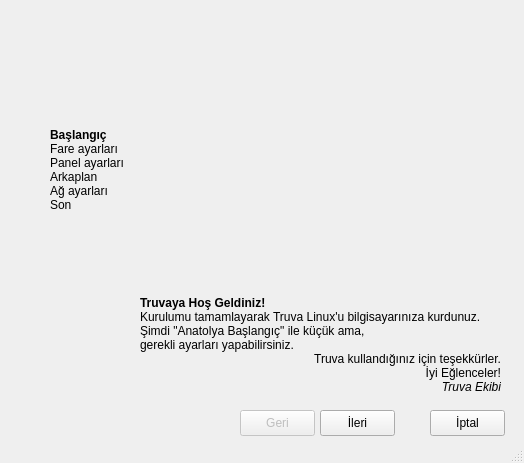
Qt form projeler/anatolya-bey/src/screens/ui/mainWindow.ui (atlantistruva/truvalinux) before a commit.
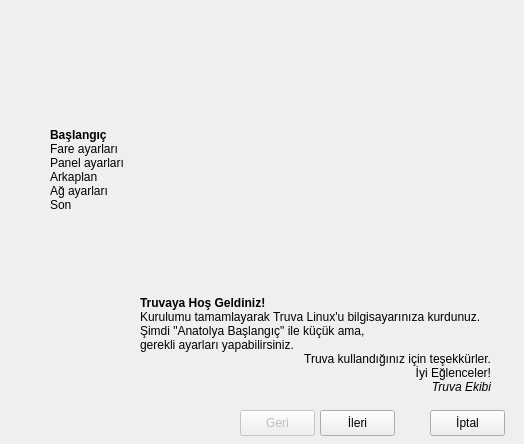
The same form after that commit. Icons and pictures are not drawn.

The edit to the form file:
```diff
--- a/projeler/anatolya-bey/src/screens/ui/mainWindow.ui
+++ b/projeler/anatolya-bey/src/screens/ui/mainWindow.ui
@@ -9,7 +9,7 @@
     <x>0</x>
     <y>0</y>
     <width>524</width>
-    <height>463</height>
+    <height>444</height>
    </rect>
   </property>
   <property name="sizePolicy" >
@@ -21,13 +21,13 @@
   <property name="minimumSize" >
    <size>
     <width>524</width>
-    <height>463</height>
+    <height>444</height>
    </size>
   </property>
   <property name="maximumSize" >
    <size>
     <width>524</width>
-    <height>463</height>
+    <height>444</height>
    </size>
   </property>
   <property name="focusPolicy" >
@@ -45,7 +45,7 @@
      <x>0</x>
      <y>0</y>
      <width>524</width>
-     <height>442</height>
+     <height>444</height>
     </rect>
    </property>
    <widget class="QLabel" name="logoLabel" >
@@ -69,7 +69,7 @@
      <rect>
       <x>140</x>
       <y>290</y>
-      <width>361</width>
+      <width>351</width>
       <height>111</height>
      </rect>
     </property>
@@ -164,16 +164,6 @@
     </property>
    </widget>
   </widget>
-  <widget class="QStatusBar" name="statusbar" >
-   <property name="geometry" >
-    <rect>
-     <x>0</x>
-     <y>442</y>
-     <width>524</width>
-     <height>21</height>
-    </rect>
-   </property>
-  </widget>
  </widget>
  <resources>
   <include location="../../icons/startericons.qrc" />
```
Left out of the diff: 6 changed lines with no effect on the pictures.
